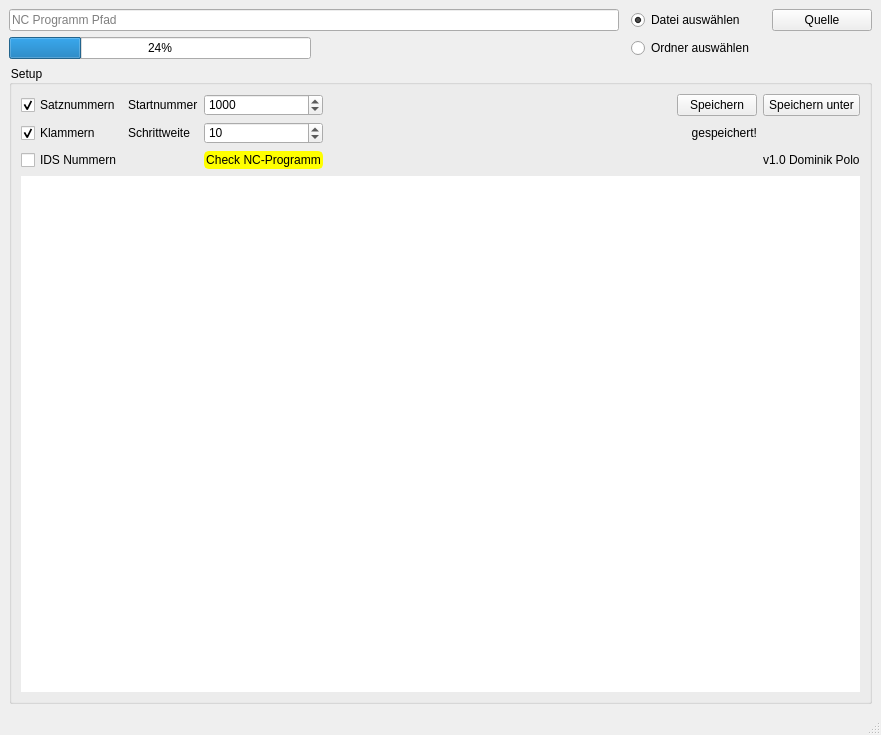
imoDDomi/NC-Editor, file nc_editor_mainwindow.ui: the form before one commit.
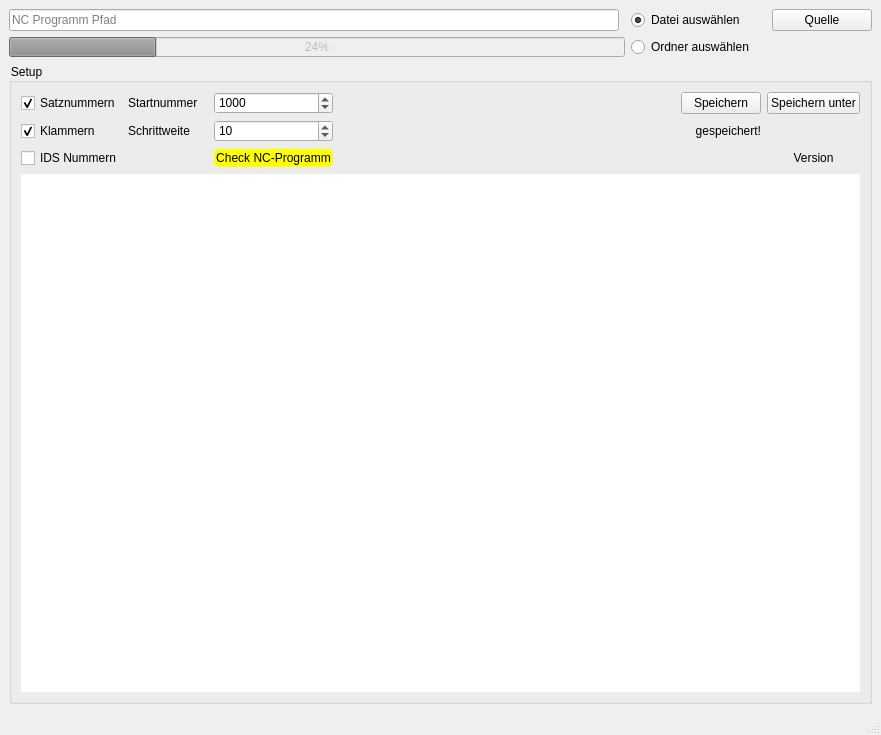
The form after the commit. Icons and pictures are not drawn.

What changed in the file:
```diff
--- a/nc_editor_mainwindow.ui
+++ b/nc_editor_mainwindow.ui
@@ -24,27 +24,7 @@
    <layout class="QVBoxLayout" name="verticalLayout">
     <item>
      <layout class="QGridLayout" name="gridLayout">
-      <item row="4" column="1">
-       <spacer name="horizontalSpacer_2">
-        <property name="orientation">
-         <enum>Qt::Horizontal</enum>
-        </property>
-        <property name="sizeHint" stdset="0">
-         <size>
-          <width>40</width>
-          <height>20</height>
-         </size>
-        </property>
-       </spacer>
-      </item>
-      <item row="4" column="3">
-       <widget class="QRadioButton" name="rb_directory">
-        <property name="text">
-         <string>Ordner auswählen</string>
-        </property>
-       </widget>
-      </item>
-      <item row="0" column="3">
+      <item row="0" column="2">
        <widget class="QRadioButton" name="rb_file">
         <property name="text">
          <string>Datei auswählen</string>
@@ -54,42 +34,47 @@
         </property>
        </widget>
       </item>
-      <item row="0" column="6">
-       <widget class="QPushButton" name="pb_quelle">
+      <item row="0" column="0">
+       <widget class="QLineEdit" name="le_input">
+        <property name="enabled">
+         <bool>true</bool>
+        </property>
         <property name="sizePolicy">
-         <sizepolicy hsizetype="Fixed" vsizetype="Fixed">
+         <sizepolicy hsizetype="Expanding" vsizetype="Fixed">
           <horstretch>0</horstretch>
           <verstretch>0</verstretch>
          </sizepolicy>
         </property>
         <property name="minimumSize">
          <size>
-          <width>100</width>
+          <width>0</width>
           <height>0</height>
          </size>
         </property>
-        <property name="maximumSize">
+        <property name="baseSize">
          <size>
-          <width>100</width>
-          <height>50</height>
+          <width>0</width>
+          <height>0</height>
          </size>
         </property>
+        <property name="layoutDirection">
+         <enum>Qt::LeftToRight</enum>
+        </property>
         <property name="styleSheet">
          <string notr="true"/>
         </property>
         <property name="text">
-         <string>Quelle</string>
+         <string/>
         </property>
-       </widget>
-      </item>
-      <item row="4" column="0">
-       <widget class="QProgressBar" name="progressBar">
-        <property name="value">
-         <number>24</number>
+        <property name="readOnly">
+         <bool>true</bool>
         </property>
+        <property name="placeholderText">
+         <string>NC Programm Pfad</string>
+        </property>
        </widget>
       </item>
-      <item row="6" column="0" colspan="7">
+      <item row="6" column="0" colspan="6">
        <widget class="QGroupBox" name="groupBox">
         <property name="enabled">
          <bool>true</bool>
@@ -101,17 +86,92 @@
          <string>Setup</string>
         </property>
         <layout class="QGridLayout" name="gridLayout_2">
-         <item row="1" column="6">
-          <widget class="QLabel" name="lb_saved_text">
+         <item row="0" column="0">
+          <widget class="QCheckBox" name="cb_satznummern">
+           <property name="styleSheet">
+            <string notr="true">color: rgb(0, 0, 0);</string>
+           </property>
            <property name="text">
-            <string>gespeichert!</string>
+            <string>Satznummern</string>
            </property>
-           <property name="alignment">
-            <set>Qt::AlignRight|Qt::AlignTrailing|Qt::AlignVCenter</set>
+           <property name="checked">
+            <bool>true</bool>
            </property>
           </widget>
          </item>
-         <item row="4" column="0">
+         <item row="4" column="0" colspan="9">
+          <widget class="QPlainTextEdit" name="textbrowser">
+           <property name="palette">
+            <palette>
+             <active>
+              <colorrole role="PlaceholderText">
+               <brush brushstyle="SolidPattern">
+                <color alpha="255">
+                 <red>0</red>
+                 <green>0</green>
+                 <blue>0</blue>
+                </color>
+               </brush>
+              </colorrole>
+             </active>
+             <inactive>
+              <colorrole role="PlaceholderText">
+               <brush brushstyle="SolidPattern">
+                <color alpha="255">
+                 <red>0</red>
+                 <green>0</green>
+                 <blue>0</blue>
+                </color>
+               </brush>
+              </colorrole>
+             </inactive>
+             <disabled>
+              <colorrole role="PlaceholderText">
+               <brush brushstyle="SolidPattern">
+                <color alpha="255">
+                 <red>0</red>
+                 <green>0</green>
+                 <blue>0</blue>
+                </color>
+               </brush>
+              </colorrole>
+             </disabled>
+            </palette>
+           </property>
+           <property name="font">
+            <font>
+             <family>Courier New</family>
+             <pointsize>10</pointsize>
+            </font>
+           </property>
+           <property name="cursor" stdset="0">
+            <cursorShape>IBeamCursor</cursorShape>
+           </property>
+           <property name="frameShape">
+            <enum>QFrame::NoFrame</enum>
+           </property>
+           <property name="frameShadow">
+            <enum>QFrame::Plain</enum>
+           </property>
+           <property name="placeholderText">
+            <string/>
+           </property>
+          </widget>
+         </item>
+         <item row="1" column="0">
+          <widget class="QCheckBox" name="cb_klammern">
+           <property name="styleSheet">
+            <string notr="true">color: rgb(0, 0, 0);</string>
+           </property>
+           <property name="text">
+            <string>Klammern</string>
+           </property>
+           <property name="checked">
+            <bool>true</bool>
+           </property>
+          </widget>
+         </item>
+         <item row="3" column="0">
           <widget class="QCheckBox" name="cb_ids">
            <property name="styleSheet">
             <string notr="true">color: rgb(0, 0, 0);</string>
@@ -141,6 +201,50 @@
            </property>
           </widget>
          </item>
+         <item row="3" column="2">
+          <widget class="QPushButton" name="pb_check_program">
+           <property name="styleSheet">
+            <string notr="true">*{
+	color: rgb(0, 0, 0);
+	background-color: rgb(255, 255, 0);
+	border-style: solid;
+	border-color: rgb(255, 255, 0);
+	border-width: 2px;
+	border-radius: 5px;
+}
+
+
+
+:hover{
+color:#000000;
+background-color: rgb(200, 200, 0);
+border-color: rgb(200, 200, 0);
+}
+
+</string>
+           </property>
+           <property name="text">
+            <string>Check NC-Programm</string>
+           </property>
+          </widget>
+         </item>
+         <item row="0" column="7">
+          <widget class="QPushButton" name="pb_save">
+           <property name="text">
+            <string>Speichern</string>
+           </property>
+          </widget>
+         </item>
+         <item row="3" column="8">
+          <widget class="QLabel" name="lb_version">
+           <property name="text">
+            <string>Version</string>
+           </property>
+           <property name="alignment">
+            <set>Qt::AlignCenter</set>
+           </property>
+          </widget>
+         </item>
          <item row="1" column="2">
           <widget class="QSpinBox" name="sb_schrittweite">
            <property name="styleSheet">
@@ -157,40 +261,7 @@
            </property>
           </widget>
          </item>
-         <item row="0" column="6">
-          <widget class="QPushButton" name="pb_save">
-           <property name="text">
-            <string>Speichern</string>
-           </property>
-          </widget>
-         </item>
-         <item row="0" column="4">
-          <spacer name="horizontalSpacer_4">
-           <property name="orientation">
-            <enum>Qt::Horizontal</enum>
-           </property>
-           <property name="sizeHint" stdset="0">
-            <size>
-             <width>40</width>
-             <height>20</height>
-            </size>
-           </property>
-          </spacer>
-         </item>
-         <item row="0" column="0">
-          <widget class="QCheckBox" name="cb_satznummern">
-           <property name="styleSheet">
-            <string notr="true">color: rgb(0, 0, 0);</string>
-           </property>
-           <property name="text">
-            <string>Satznummern</string>
-           </property>
-           <property name="checked">
-            <bool>true</bool>
-           </property>
-          </widget>
-         </item>
-         <item row="0" column="7">
+         <item row="0" column="8">
           <widget class="QPushButton" name="pb_save_as">
            <property name="styleSheet">
             <string notr="true"/>
@@ -200,33 +271,7 @@
            </property>
           </widget>
          </item>
-         <item row="4" column="4" colspan="3">
-          <spacer name="horizontalSpacer_3">
-           <property name="orientation">
-            <enum>Qt::Horizontal</enum>
-           </property>
-           <property name="sizeHint" stdset="0">
-            <size>
-             <width>40</width>
-             <height>20</height>
-            </size>
-           </property>
-          </spacer>
-         </item>
-         <item row="1" column="4" colspan="2">
-          <spacer name="horizontalSpacer">
-           <property name="orientation">
-            <enum>Qt::Horizontal</enum>
-           </property>
-           <property name="sizeHint" stdset="0">
-            <size>
-             <width>40</width>
-             <height>20</height>
-            </size>
-           </property>
-          </spacer>
-         </item>
-         <item row="1" column="7">
+         <item row="1" column="8">
           <widget class="QLabel" name="lb_saved">
            <property name="enabled">
             <bool>true</bool>
@@ -254,26 +299,6 @@
            </property>
           </widget>
          </item>
-         <item row="1" column="0">
-          <widget class="QCheckBox" name="cb_klammern">
-           <property name="styleSheet">
-            <string notr="true">color: rgb(0, 0, 0);</string>
-           </property>
-           <property name="text">
-            <string>Klammern</string>
-           </property>
-           <property name="checked">
-            <bool>true</bool>
-           </property>
-          </widget>
-         </item>
-         <item row="4" column="7">
-          <widget class="QLabel" name="lb_version">
-           <property name="text">
-            <string>v1.0 Dominik Polo</string>
-           </property>
-          </widget>
-         </item>
          <item row="0" column="2">
           <widget class="QSpinBox" name="sb_startnummer">
            <property name="styleSheet">
@@ -290,132 +315,106 @@
            </property>
           </widget>
          </item>
-         <item row="4" column="2">
-          <widget class="QPushButton" name="pb_check_program">
-           <property name="styleSheet">
-            <string notr="true">*{
-	color: rgb(0, 0, 0);
-	background-color: rgb(255, 255, 0);
-	border-style: solid;
-	border-color: rgb(255, 255, 0);
-	border-width: 2px;
-	border-radius: 5px;
-}
-
-
-
-:hover{
-color:#000000;
-background-color: rgb(200, 200, 0);
-border-color: rgb(200, 200, 0);
-}
-
-</string>
-           </property>
+         <item row="1" column="7">
+          <widget class="QLabel" name="lb_saved_text">
            <property name="text">
-            <string>Check NC-Programm</string>
+            <string>gespeichert!</string>
            </property>
+           <property name="alignment">
+            <set>Qt::AlignRight|Qt::AlignTrailing|Qt::AlignVCenter</set>
+           </property>
           </widget>
          </item>
-         <item row="5" column="0" colspan="8">
-          <widget class="QPlainTextEdit" name="textbrowser">
-           <property name="palette">
-            <palette>
-             <active>
-              <colorrole role="PlaceholderText">
-               <brush brushstyle="SolidPattern">
-                <color alpha="255">
-                 <red>0</red>
-                 <green>0</green>
-                 <blue>0</blue>
-                </color>
-               </brush>
-              </colorrole>
-             </active>
-             <inactive>
-              <colorrole role="PlaceholderText">
-               <brush brushstyle="SolidPattern">
-                <color alpha="255">
-                 <red>0</red>
-                 <green>0</green>
-                 <blue>0</blue>
-                </color>
-               </brush>
-              </colorrole>
-             </inactive>
-             <disabled>
-              <colorrole role="PlaceholderText">
-               <brush brushstyle="SolidPattern">
-                <color alpha="255">
-                 <red>0</red>
-                 <green>0</green>
-                 <blue>0</blue>
-                </color>
-               </brush>
-              </colorrole>
-             </disabled>
-            </palette>
+         <item row="1" column="3" colspan="4">
+          <spacer name="horizontalSpacer">
+           <property name="orientation">
+            <enum>Qt::Horizontal</enum>
            </property>
-           <property name="font">
-            <font>
-             <family>Courier New</family>
-             <pointsize>10</pointsize>
-            </font>
+           <property name="sizeHint" stdset="0">
+            <size>
+             <width>40</width>
+             <height>20</height>
+            </size>
            </property>
-           <property name="cursor" stdset="0">
-            <cursorShape>IBeamCursor</cursorShape>
+          </spacer>
+         </item>
+         <item row="0" column="3" colspan="4">
+          <spacer name="horizontalSpacer_4">
+           <property name="orientation">
+            <enum>Qt::Horizontal</enum>
            </property>
-           <property name="frameShape">
-            <enum>QFrame::NoFrame</enum>
+           <property name="sizeHint" stdset="0">
+            <size>
+             <width>40</width>
+             <height>20</height>
+            </size>
            </property>
-           <property name="frameShadow">
-            <enum>QFrame::Plain</enum>
+          </spacer>
+         </item>
+         <item row="3" column="3" colspan="5">
+          <spacer name="horizontalSpacer_3">
+           <property name="orientation">
+            <enum>Qt::Horizontal</enum>
            </property>
-           <property name="placeholderText">
-            <string/>
+           <property name="sizeHint" stdset="0">
+            <size>
+             <width>40</width>
+             <height>20</height>
+            </size>
            </property>
-          </widget>
+          </spacer>
          </item>
         </layout>
        </widget>
       </item>
-      <item row="0" column="0" colspan="2">
-       <widget class="QLineEdit" name="le_input">
+      <item row="4" column="2">
+       <widget class="QRadioButton" name="rb_directory">
+        <property name="text">
+         <string>Ordner auswählen</string>
+        </property>
+       </widget>
+      </item>
+      <item row="4" column="0" colspan="2">
+       <widget class="QProgressBar" name="progressBar">
         <property name="enabled">
-         <bool>true</bool>
+         <bool>false</bool>
         </property>
+        <property name="maximumSize">
+         <size>
+          <width>16777215</width>
+          <height>20</height>
+         </size>
+        </property>
+        <property name="value">
+         <number>24</number>
+        </property>
+       </widget>
+      </item>
+      <item row="0" column="5">
+       <widget class="QPushButton" name="pb_quelle">
         <property name="sizePolicy">
-         <sizepolicy hsizetype="Expanding" vsizetype="Fixed">
+         <sizepolicy hsizetype="Fixed" vsizetype="Fixed">
           <horstretch>0</horstretch>
           <verstretch>0</verstretch>
          </sizepolicy>
         </property>
         <property name="minimumSize">
          <size>
-          <width>0</width>
+          <width>100</width>
           <height>0</height>
          </size>
         </property>
-        <property name="baseSize">
+        <property name="maximumSize">
          <size>
-          <width>0</width>
-          <height>0</height>
+          <width>100</width>
+          <height>50</height>
          </size>
         </property>
-        <property name="layoutDirection">
-         <enum>Qt::LeftToRight</enum>
-        </property>
         <property name="styleSheet">
          <string notr="true"/>
         </property>
         <property name="text">
-         <string/>
-        </property>
-        <property name="readOnly">
-         <bool>true</bool>
-        </property>
-        <property name="placeholderText">
-         <string>NC Programm Pfad</string>
+         <string>Quelle</string>
         </property>
        </widget>
       </item>
```
